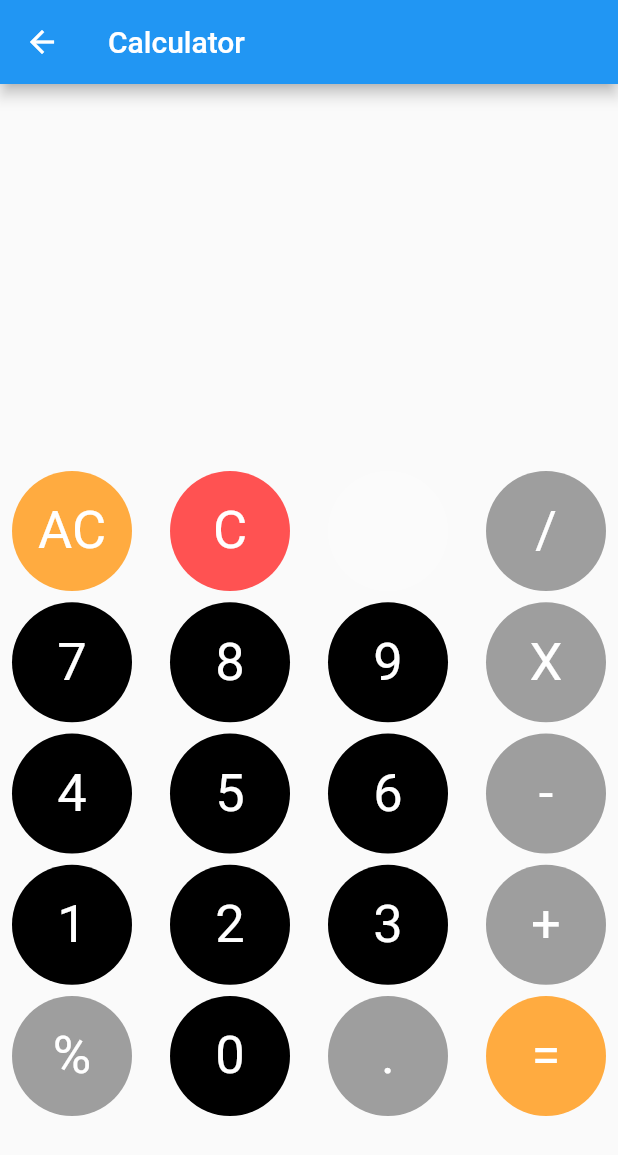
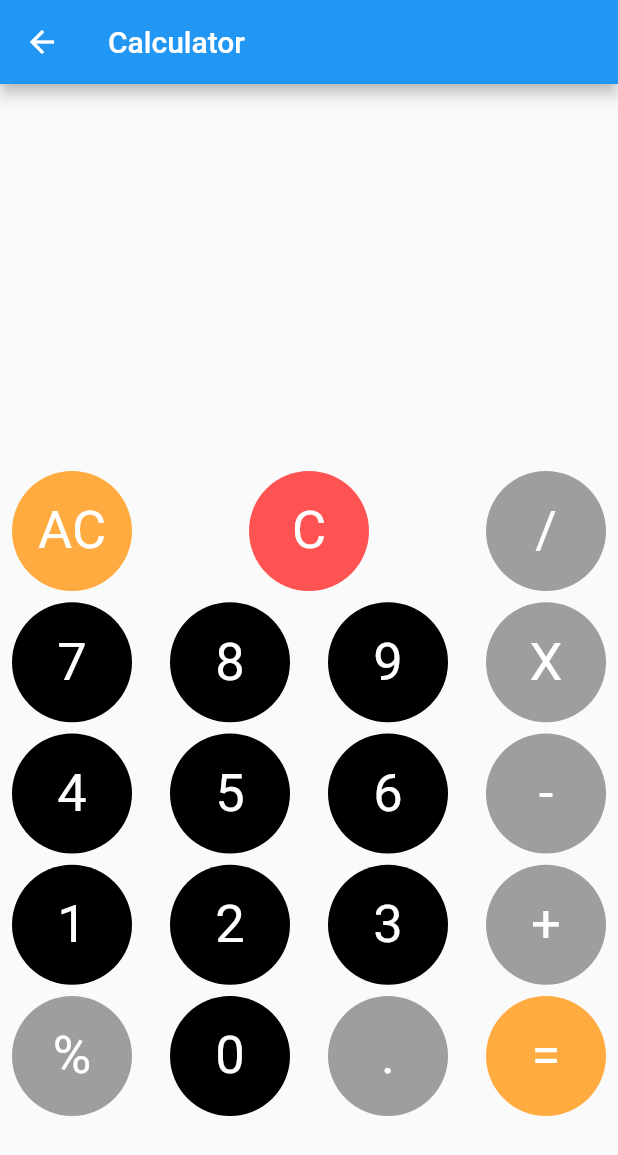
Before and after one commit to SalmaAlbakr/MindSetApp, a Flutter app: the CalculatorScreen screen opened directly, on a phone screen of 412 x 824 dp. Shown: the top 1155 px of the screen. Run offline on Flutter 3.47's test engine with Material 2 defaults, Android fonts, the phone set to English and light mode, and no system bars; our stand-ins replace bloc, date_time_picker, equatable, flutter_bloc, flutter_local_notifications, fluttertoast and 6 more; missing offline and left inert: animation_wrappers, dart_random_choice; accounts and stored records are empty.

Commit message:
toss app

```diff
--- a/lib/calculator/calculator_screen.dart
+++ b/lib/calculator/calculator_screen.dart
@@ -104,10 +104,10 @@ class _CalculatorScreenState extends State<CalculatorScreen> {
                           textColor: Colors.white,
                           backgroundColor: Colors.redAccent,
                           numberOfButton: "C"),
-                      ButtonWidget(
-                          textColor: Colors.white,
-                          backgroundColor: Colors.white24,
-                          numberOfButton: ""),
+                      // ButtonWidget(
+                      //     textColor: Colors.white,
+                      //     backgroundColor: Colors.black,
+                      //     numberOfButton: ""),
                       ButtonWidget(
                           textColor: Colors.white,
                           backgroundColor: Colors.grey,
--- a/lib/notes2/Helpers/modalSelectCategory.dart
+++ b/lib/notes2/Helpers/modalSelectCategory.dart
@@ -7,7 +7,6 @@ import 'package:next_poject/notes2/Widgets/TextFrave.dart';
 void showDialogBottomFrave(ctx){
 
   final noteBloc = BlocProvider.of<NotesBloc>(ctx);
-
   showModalBottomSheet(
     context: ctx,
     barrierColor: Colors.black26,
--- a/lib/notes2/Screens/HomePage.dart
+++ b/lib/notes2/Screens/HomePage.dart
@@ -58,6 +58,7 @@ class _HomePageState extends State<HomePage> {
 
     return Scaffold(
       appBar: AppBar(
+        title: Text("Notes"),
         backgroundColor: Color(0xffab7ec1),
       ),
       backgroundColor: Color(0xffF2F3F7),
```
